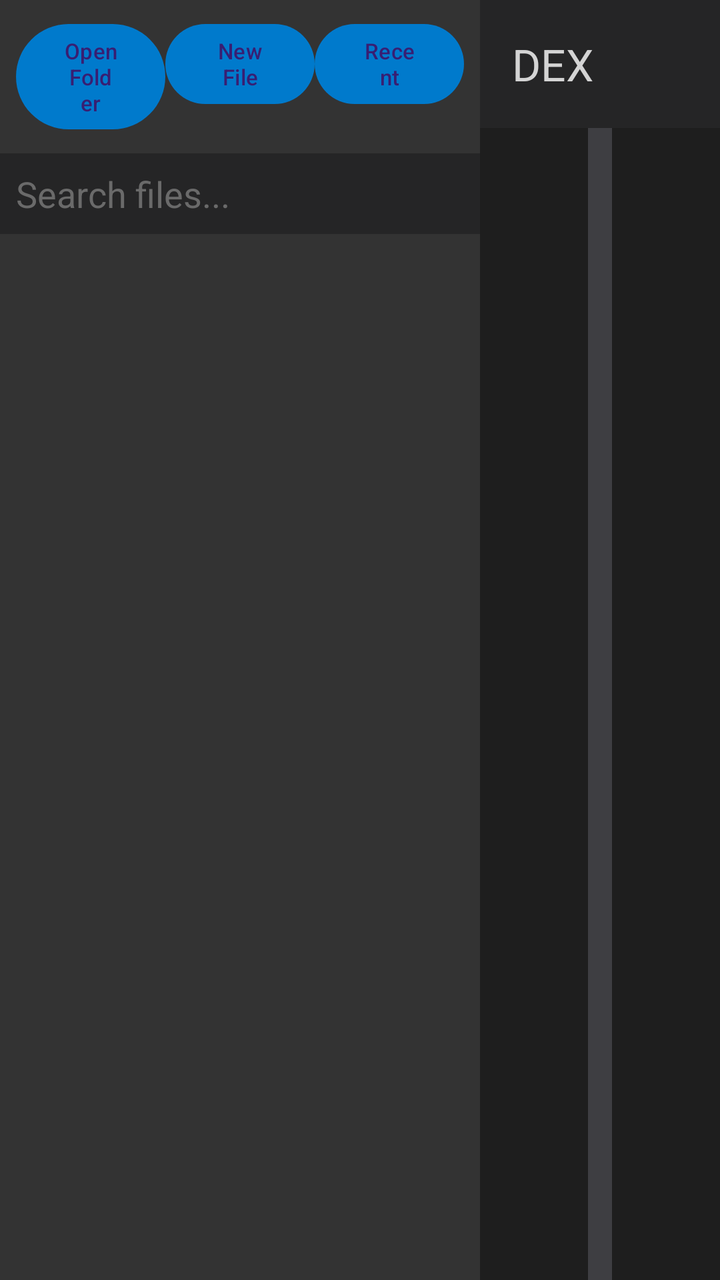
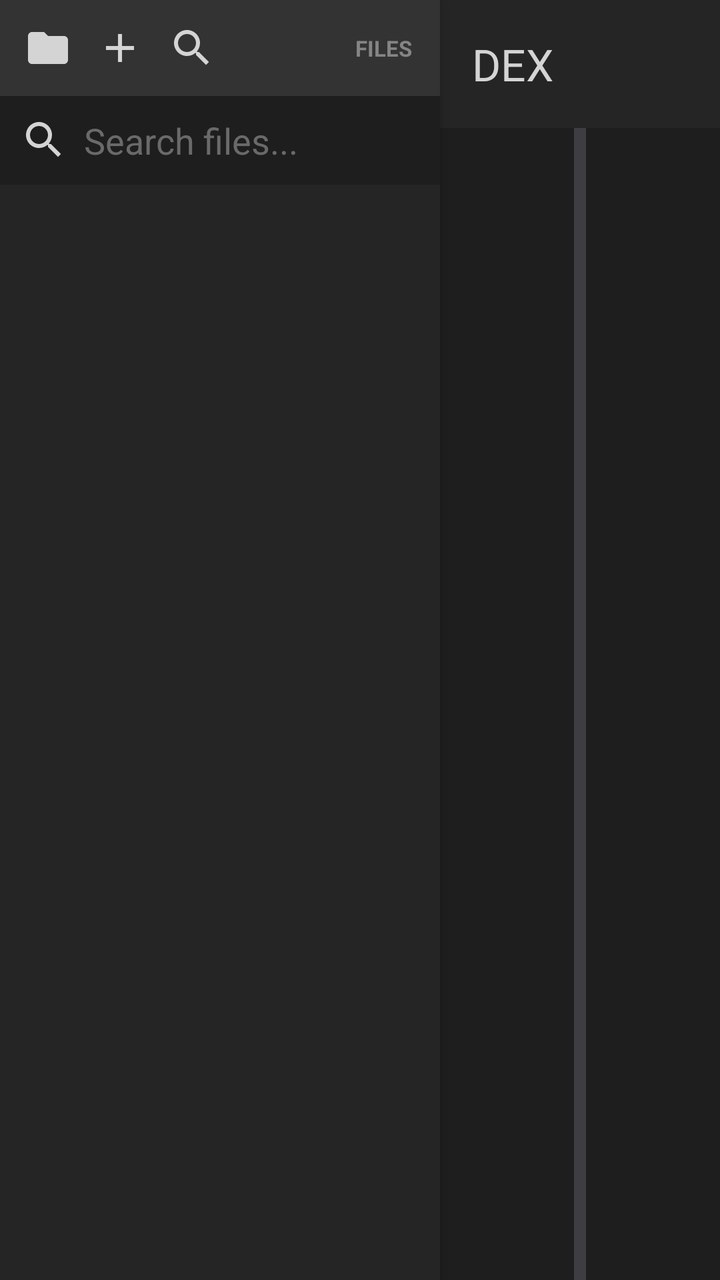

Two renders of the same Android screen: before a commit and after it. Below are the layout's source before the change and the commit's diff.
<!-- AndroidManifest.xml: application theme Theme.VibeCode -->
<!-- res/layout/activity_main.xml -->
<?xml version="1.0" encoding="utf-8"?>
<LinearLayout xmlns:android="http://schemas.android.com/apk/res/android"
    xmlns:app="http://schemas.android.com/apk/res-auto"
    android:layout_width="match_parent"
    android:layout_height="match_parent"
    android:orientation="vertical"
    android:background="@color/background">
    <LinearLayout
        android:layout_width="match_parent"
        android:layout_height="0dp"
        android:layout_weight="1"
        android:orientation="horizontal">
        <LinearLayout
            android:id="@+id/sidebar"
            android:layout_width="240dp"
            android:layout_height="match_parent"
            android:orientation="vertical"
            android:background="@color/primary_dark">
            <LinearLayout
                android:layout_width="match_parent"
                android:layout_height="wrap_content"
                android:orientation="horizontal"
                android:padding="8dp">
                <Button android:id="@+id/btnOpenFolder" android:layout_width="0dp" android:layout_height="wrap_content" android:layout_weight="1" android:text="@string/open_folder" android:textSize="11sp" />
                <Button android:id="@+id/btnNewFile" android:layout_width="0dp" android:layout_height="wrap_content" android:layout_weight="1" android:text="@string/new_file" android:textSize="11sp" />
                <Button android:id="@+id/btnRecent" android:layout_width="0dp" android:layout_height="wrap_content" android:layout_weight="1" android:text="Recent" android:textSize="11sp" />
            </LinearLayout>
            <EditText
                android:id="@+id/etFileSearch"
                android:layout_width="match_parent"
                android:layout_height="wrap_content"
                android:hint="Search files..."
                android:textColor="@color/text"
                android:textColorHint="@color/text_muted"
                android:background="@color/surface"
                android:padding="8dp" />
            <androidx.recyclerview.widget.RecyclerView
                android:id="@+id/fileRecycler"
                android:layout_width="match_parent"
                android:layout_height="match_parent"
                android:padding="4dp" />
        </LinearLayout>
        <LinearLayout
            android:layout_width="0dp"
            android:layout_height="match_parent"
            android:layout_weight="1"
            android:orientation="vertical">
            <com.google.android.material.appbar.MaterialToolbar
                android:id="@+id/toolbar"
                android:layout_width="match_parent"
                android:layout_height="?attr/actionBarSize"
                android:background="@color/surface"
                app:title="@string/app_name"
                app:titleTextColor="@color/text" />
            <LinearLayout
                android:layout_width="match_parent"
                android:layout_height="0dp"
                android:layout_weight="1"
                android:orientation="horizontal">
                <androidx.fragment.app.FragmentContainerView
                    android:id="@+id/editorContainer"
                    android:layout_width="0dp"
                    android:layout_height="match_parent"
                    android:layout_weight="1" />
                <View
                    android:id="@+id/splitter"
                    android:layout_width="12dp"
                    android:layout_height="match_parent"
                    android:background="@color/surface_variant"
                    android:clickable="true"
                    android:focusable="true" />
                <androidx.fragment.app.FragmentContainerView
                    android:id="@+id/dexContainer"
                    android:layout_width="0dp"
                    android:layout_height="match_parent"
                    android:layout_weight="1" />
            </LinearLayout>
        </LinearLayout>
    </LinearLayout>
    <androidx.fragment.app.FragmentContainerView
        android:id="@+id/debugContainer"
        android:layout_width="match_parent"
        android:layout_height="220dp"
        android:visibility="gone" />
</LinearLayout>
<!-- resources referenced by this layout -->
<resources>
  <color name="background">#1e1e1e</color>
  <color name="primary_dark">#333333</color>
  <color name="surface">#252526</color>
  <color name="surface_variant">#3e3e42</color>
  <color name="text">#d4d4d4</color>
  <color name="text_muted">#6a6a6a</color>
  <string name="app_name">DEX</string>
  <string name="new_file">New File</string>
  <string name="open_folder">Open Folder</string>
  <style name="Theme.VibeCode" parent="Theme.Material3.Dark.NoActionBar">
          <item name="colorPrimary">@color/primary</item>
          <item name="colorPrimaryVariant">@color/primary_dark</item>
          <item name="colorAccent">@color/accent</item>
          <item name="android:windowBackground">@color/background</item>
          <item name="android:textColor">@color/text</item>
      </style>
  <color name="primary">#007acc</color>
  <color name="accent">#007acc</color>
</resources>

<!-- the commit's change to res/layout/activity_main.xml (unified diff, before → after) -->
@@ -12,18 +12,23 @@
         android:orientation="horizontal">
         <LinearLayout
             android:id="@+id/sidebar"
-            android:layout_width="240dp"
+            android:layout_width="220dp"
             android:layout_height="match_parent"
             android:orientation="vertical"
-            android:background="@color/primary_dark">
+            android:background="@color/surface"
+            android:elevation="4dp">
             <LinearLayout
                 android:layout_width="match_parent"
                 android:layout_height="wrap_content"
                 android:orientation="horizontal"
-                android:padding="8dp">
-                <Button android:id="@+id/btnOpenFolder" android:layout_width="0dp" android:layout_height="wrap_content" android:layout_weight="1" android:text="@string/open_folder" android:textSize="11sp" />
-                <Button android:id="@+id/btnNewFile" android:layout_width="0dp" android:layout_height="wrap_content" android:layout_weight="1" android:text="@string/new_file" android:textSize="11sp" />
-                <Button android:id="@+id/btnRecent" android:layout_width="0dp" android:layout_height="wrap_content" android:layout_weight="1" android:text="Recent" android:textSize="11sp" />
+                android:padding="6dp"
+                android:gravity="center_vertical"
+                android:background="@color/primary_dark">
+                <ImageButton android:id="@+id/btnOpenFolder" android:layout_width="36dp" android:layout_height="36dp" android:src="@drawable/ic_folder" android:background="?attr/selectableItemBackgroundBorderless" android:contentDescription="@string/open_folder" />
+                <ImageButton android:id="@+id/btnNewFile" android:layout_width="36dp" android:layout_height="36dp" android:src="@drawable/ic_new_file" android:background="?attr/selectableItemBackgroundBorderless" android:contentDescription="@string/new_file" />
+                <ImageButton android:id="@+id/btnRecent" android:layout_width="36dp" android:layout_height="36dp" android:src="@drawable/ic_search" android:background="?attr/selectableItemBackgroundBorderless" android:contentDescription="Recent" />
+                <View android:layout_width="0dp" android:layout_height="1dp" android:layout_weight="1" />
+                <TextView android:layout_width="wrap_content" android:layout_height="wrap_content" android:text="FILES" android:textColor="@color/text_secondary" android:textSize="11sp" android:textStyle="bold" android:paddingEnd="8dp" />
             </LinearLayout>
             <EditText
                 android:id="@+id/etFileSearch"
@@ -32,8 +37,10 @@
                 android:hint="Search files..."
                 android:textColor="@color/text"
                 android:textColorHint="@color/text_muted"
-                android:background="@color/surface"
-                android:padding="8dp" />
+                android:background="@color/background"
+                android:padding="10dp"
+                android:drawableStart="@drawable/ic_search"
+                android:drawablePadding="8dp" />
             <androidx.recyclerview.widget.RecyclerView
                 android:id="@+id/fileRecycler"
                 android:layout_width="match_parent"
@@ -51,7 +58,8 @@
                 android:layout_height="?attr/actionBarSize"
                 android:background="@color/surface"
                 app:title="@string/app_name"
-                app:titleTextColor="@color/text" />
+                app:titleTextColor="@color/text"
+                app:elevation="2dp" />
             <LinearLayout
                 android:layout_width="match_parent"
                 android:layout_height="0dp"
@@ -64,11 +72,9 @@
                     android:layout_weight="1" />
                 <View
                     android:id="@+id/splitter"
-                    android:layout_width="12dp"
+                    android:layout_width="6dp"
                     android:layout_height="match_parent"
-                    android:background="@color/surface_variant"
-                    android:clickable="true"
-                    android:focusable="true" />
+                    android:background="@color/surface_variant" />
                 <androidx.fragment.app.FragmentContainerView
                     android:id="@+id/dexContainer"
                     android:layout_width="0dp"
@@ -80,6 +86,7 @@
     <androidx.fragment.app.FragmentContainerView
         android:id="@+id/debugContainer"
         android:layout_width="match_parent"
-        android:layout_height="220dp"
-        android:visibility="gone" />
+        android:layout_height="200dp"
+        android:visibility="gone"
+        android:background="@color/surface" />
 </LinearLayout>
<!-- resource entries referenced after the edit -->
@@ -6,6 +6,23 @@
   <color name="surface_variant">#3e3e42</color>
   <color name="text">#d4d4d4</color>
   <color name="text_muted">#6a6a6a</color>
+  <color name="text_secondary">#858585</color>
+  <!-- drawable ic_folder (drawable) -->
+  <vector xmlns:android="http://schemas.android.com/apk/res/android"
+      android:width="24dp" android:height="24dp"
+      android:viewportWidth="24" android:viewportHeight="24">
+      <path android:fillColor="#D4D4D4" android:pathData="M10,4H4c-1.1,0 -2,0.9 -2,2v12c0,1.1 0.9,2 2,2h16c1.1,0 2,-0.9 2,-2V8c0,-1.1 -0.9,-2 -2,-2h-8l-2,-2z"/>
+  </vector>
+  <!-- drawable ic_new_file (drawable) -->
+  <vector xmlns:android="http://schemas.android.com/apk/res/android"
+      android:width="24dp" android:height="24dp"
+      android:viewportWidth="24" android:viewportHeight="24">
+      <path android:fillColor="#D4D4D4" android:pathData="M19,13h-6v6h-2v-6H5v-2h6V5h2v6h6v2z"/>
+  </vector>
+  <!-- drawable ic_search (drawable) -->
+  <vector xmlns:android="http://schemas.android.com/apk/res/android" android:width="24dp" android:height="24dp" android:viewportWidth="24" android:viewportHeight="24">
+      <path android:fillColor="#D4D4D4" android:pathData="M15.5,14h-0.79l-0.28,-0.27C15.41,12.59 16,11.11 16,9.5 16,5.91 13.09,3 9.5,3S3,5.91 3,9.5 5.91,16 9.5,16c1.61,0 3.09,-0.59 4.23,-1.57l0.27,0.28v0.79l5,4.99L20.49,19l-4.99,-5zM9.5,14C7.01,14 5,11.99 5,9.5S7.01,5 9.5,5 14,7.01 14,9.5 11.99,14 9.5,14z"/>
+  </vector>
   <string name="app_name">DEX</string>
   <string name="new_file">New File</string>
   <string name="open_folder">Open Folder</string>
